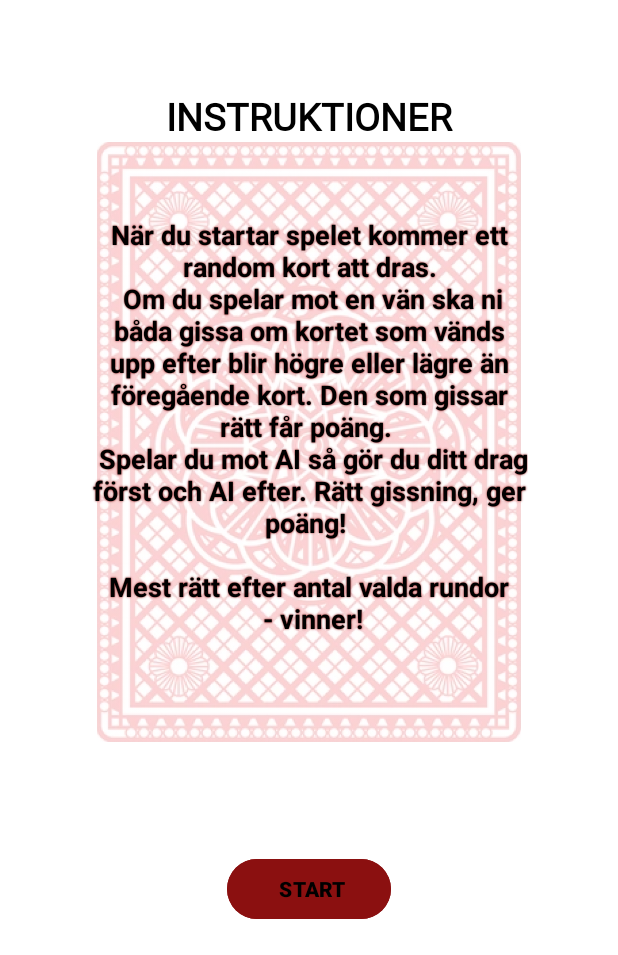
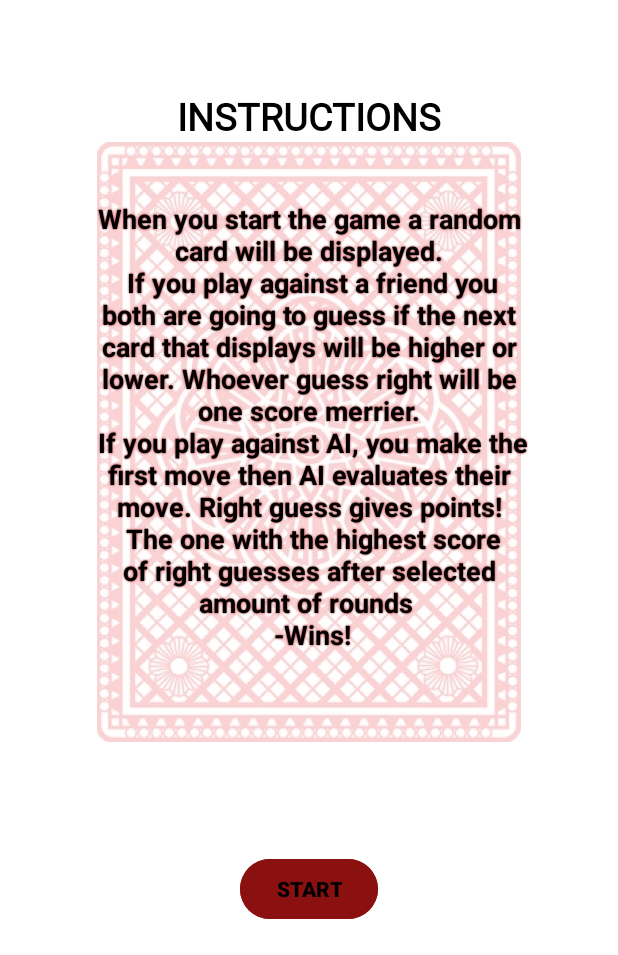
Before and after one commit to FridaEriksson95/cardGambit, an Android app: the Instructions screen opened directly, with no data from a screen before it, on a phone screen of 412 x 824 dp, the part 281-1236 px from its top. Run offline under Robolectric (Android 15) with nearby library versions, the phone set to English and light mode, and no system bars; Roboto replaces fonts that are not available here.

Commit message:
fixed strings if players unit is set for swedish. So everything is standard for english but is phone is set for swedish game show in swedish.
Also updated a delay on AIs answer for 0.5sek so it seems like it things about what to answer on Bills recommendations.

Also a little bit of design fixes.

```diff
--- a/app/src/main/res/layout/activity_front_page.xml
+++ b/app/src/main/res/layout/activity_front_page.xml
@@ -66,7 +66,7 @@
 
         <com.google.android.material.button.MaterialButton
             android:id="@+id/btn_startgame"
-            android:text="      START      "
+            android:text="@string/start_game"
             android:layout_width="match_parent"
             android:layout_height="wrap_content"
             android:layout_weight="1"
@@ -77,7 +77,7 @@
 
         <com.google.android.material.button.MaterialButton
             android:id="@+id/btn_instructions"
-            android:text="How To Play"
+            android:text="@string/how_to_play"
             android:layout_width="match_parent"
             android:layout_height="wrap_content"
             android:layout_weight="1"
--- a/app/src/main/res/layout/activity_instructions.xml
+++ b/app/src/main/res/layout/activity_instructions.xml
@@ -39,7 +39,7 @@
             android:layout_marginRight="60dp"
             android:shadowColor="@color/red"
             android:shadowRadius="1"
-            android:text="@string/Instruktioner"
+            android:text="@string/Instructions"
             android:textAlignment="center"
             android:textColor="@color/black"
             android:textSize="18sp"
@@ -48,7 +48,7 @@
 <!--        Button to start game-->
         <com.google.android.material.button.MaterialButton
             android:id="@+id/btn_startgame"
-            android:text="   START  "
+            android:text="@string/start_game"
             android:layout_width="wrap_content"
             android:layout_height="wrap_content"
             android:layout_gravity="bottom|center"
@@ -81,7 +81,7 @@
 
     <TextView
         android:id="@+id/tv_header_instructions"
-        android:text="INSTRUKTIONER"
+        android:text="@string/Instructions_title"
         android:layout_width="match_parent"
         android:layout_height="wrap_content"
         android:fontFamily="@font/inknut_antiqua_bold"
--- a/app/src/main/res/values/strings.xml
+++ b/app/src/main/res/values/strings.xml
@@ -1,18 +1,41 @@
 <resources>
-    <string name="app_name">cardGambit</string>
-    <string name="hello_blank_fragment">Hello blank fragment</string>
-
+    <string name="app_name">CARD GAMBIT</string>
+    <string name="start_game">START</string>
+    <string name="how_to_play">HOW TO PLAY</string>
+    <string name="play_against">Want to play against: </string>
+    <string name="against_ai">AI </string>
+    <string name="against_friend">A friend </string>
+    <string name="best_of">Best of:  </string>
+    <string name="radiobutton_3">3 rounds</string>
+    <string name="radiobutton_5">5 rounds</string>
+    <string name="radiobutton_10">10 rounds</string>
+    <string name="lets_play">LETS PLAY</string>
+    <string name="lower_button">LOWER</string>
+    <string name="higher_button">HIGHER</string>
+    <string name="p1_score">Player 1 Score: </string>
+    <string name="p2_score">Player 2 Score: </string>
+    <string name="p1_wins">PLAYER 1 </string>
+    <string name="p2_wins">PLAYER 2 </string>
+    <string name="ai_score">AI Score: </string>
+    <string name="draw">Its a draw!</string>
+    <string name="round">Round: %1$d of %2$d </string>
+    <string name="winner">WINNER   IS </string>
+    <string name="restart"> RESTART </string>
+    <string name="quit">     QUIT     </string>
+    <string name="Instructions_title">INSTRUCTIONS</string>
 <!--Instructions for how to play-->
-    <string name="Instruktioner">När du startar spelet kommer
-        ett random kort att dras.\n
-        Om du spelar mot en vän ska
-        ni båda gissa om kortet som
-        vänds upp efter blir
-        högre eller lägre än föregående
-        kort. Den som gissar rätt får
-        poäng. \n Spelar du mot AI så gör
-        du ditt drag först och AI efter.
-        Rätt gissning, ger poäng! \n
-        \n Mest rätt efter antal valda rundor \n
-        - vinner!</string>
+    <string name="Instructions">
+        When you start the game a
+        random card will be displayed.\n
+        If you play against a friend you
+        both are going to guess if the
+        next card that displays will be
+        higher or lower. Whoever guess right
+        will be one score merrier.\n
+        If you play against AI, you make
+        the first move then AI evaluates
+        their move. Right guess gives points!\n
+        The one with the highest score of
+        right guesses after selected amount
+        of rounds \n -Wins!</string>
 </resources>
```
Also changed, not shown: app/src/main/java/com/example/cardgambit/GameBoard.kt (+8 -6 lines), app/src/main/java/com/example/cardgambit/GameBoardAI.kt (+9 -3 lines), app/src/main/res/layout/activity_game_board.xml (+16 -16 lines), app/src/main/res/layout/activity_result.xml (+15 -13 lines), app/src/main/res/layout/activity_start_game.xml (+8 -8 lines), 1 other file.
